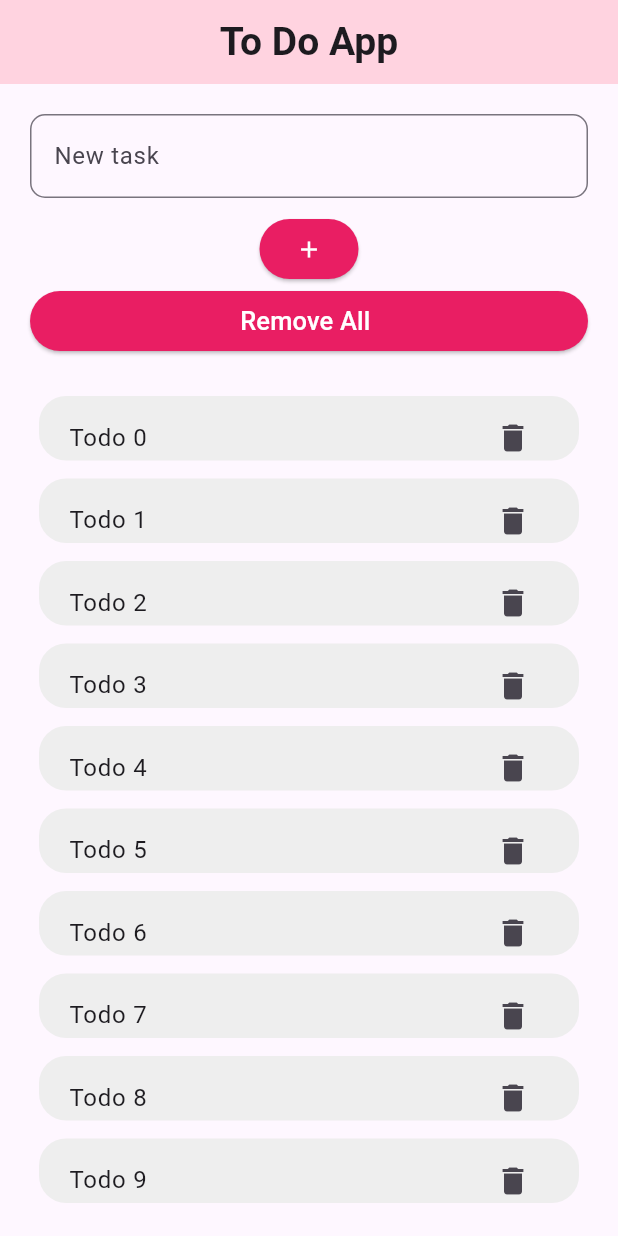
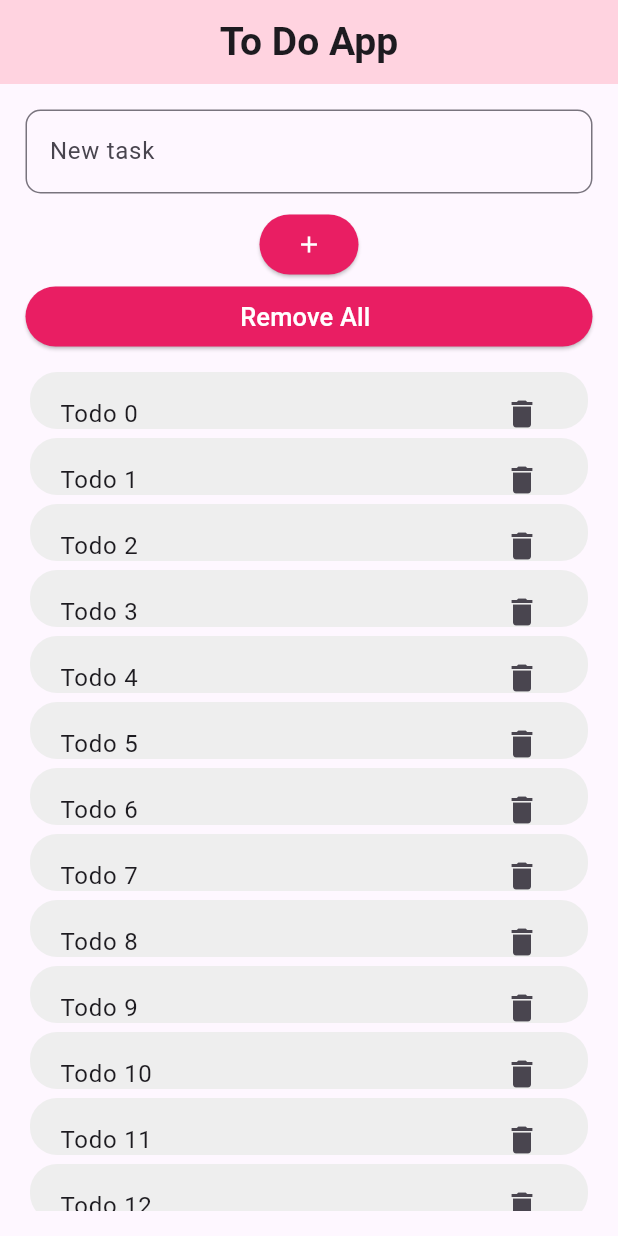
Before and after one commit to oykuky/Flutter-TodoApp, a Flutter app: the screen it shows after launch, on a phone screen of 412 x 824 dp. Run offline on Flutter 3.47's test engine with Material 3 defaults, Android fonts, the phone set to English and light mode, and no system bars.

Commit message:
updated list style

```diff
--- a/lib/main.dart
+++ b/lib/main.dart
@@ -55,7 +55,7 @@ class _TodoScreenState extends State<TodoScreen> {
         backgroundColor: Color(0xFFFFD3E0),
       ),
       body: Padding(
-        padding: EdgeInsets.all(20.0),
+        padding: EdgeInsets.all(17.0),
         child: Column(
           children: <Widget>[
             TextField(
@@ -110,7 +110,7 @@ class _TodoScreenState extends State<TodoScreen> {
                     backgroundColor: Colors.pink,
                   ),
                 ),
-                SizedBox(height: 20),
+                SizedBox(height: 10),
               ],
             ),
             Expanded(
@@ -118,23 +118,23 @@ class _TodoScreenState extends State<TodoScreen> {
                 itemCount: todos.length,
                 itemBuilder: (context, index) {
                   return Container(
-                    height: 43.0,
+                    height: 38.0,
                     decoration: BoxDecoration(
                       color: Colors.grey[200],
                       borderRadius: BorderRadius.circular(18.0),
                     ),
-                    margin: EdgeInsets.symmetric(horizontal: 6.0, vertical: 6.0),
+                    margin: EdgeInsets.symmetric(horizontal: 3.0, vertical: 3.0),
                     child: ListTile(
-                      contentPadding: EdgeInsets.symmetric(horizontal: 20.0),
+                      contentPadding: EdgeInsets.symmetric(horizontal: 20.0,vertical:0.0),
                       title: Container(
-                        padding: EdgeInsets.symmetric(vertical: 4.0),
+                        padding: EdgeInsets.symmetric(vertical: 1.0),
                         child: Text(
                           todos[index].text,
                         ),
                       ),
                       trailing: IconButton(
                         icon: Icon(Icons.delete),
-                        padding: EdgeInsets.symmetric(vertical: 3.0),
+                        padding: EdgeInsets.symmetric(vertical: 0.0),
                         onPressed: () {
                           setState(() {
                             todos.removeAt(index);
```
